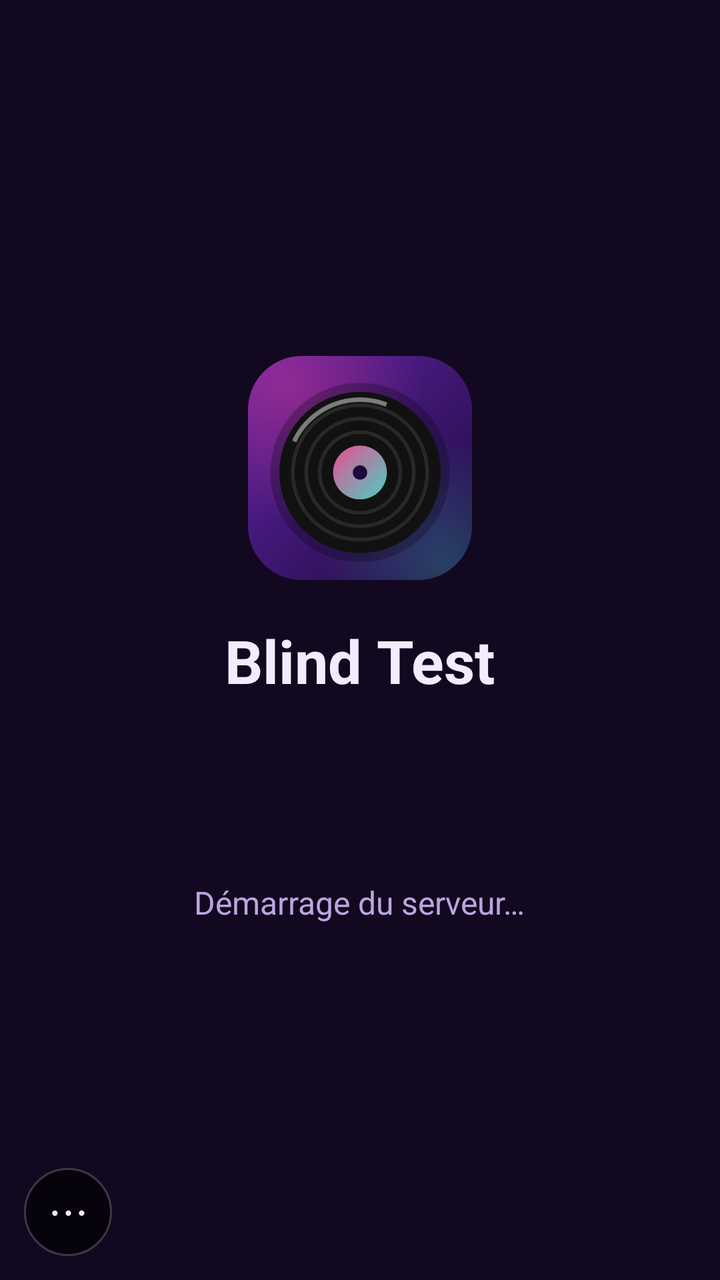
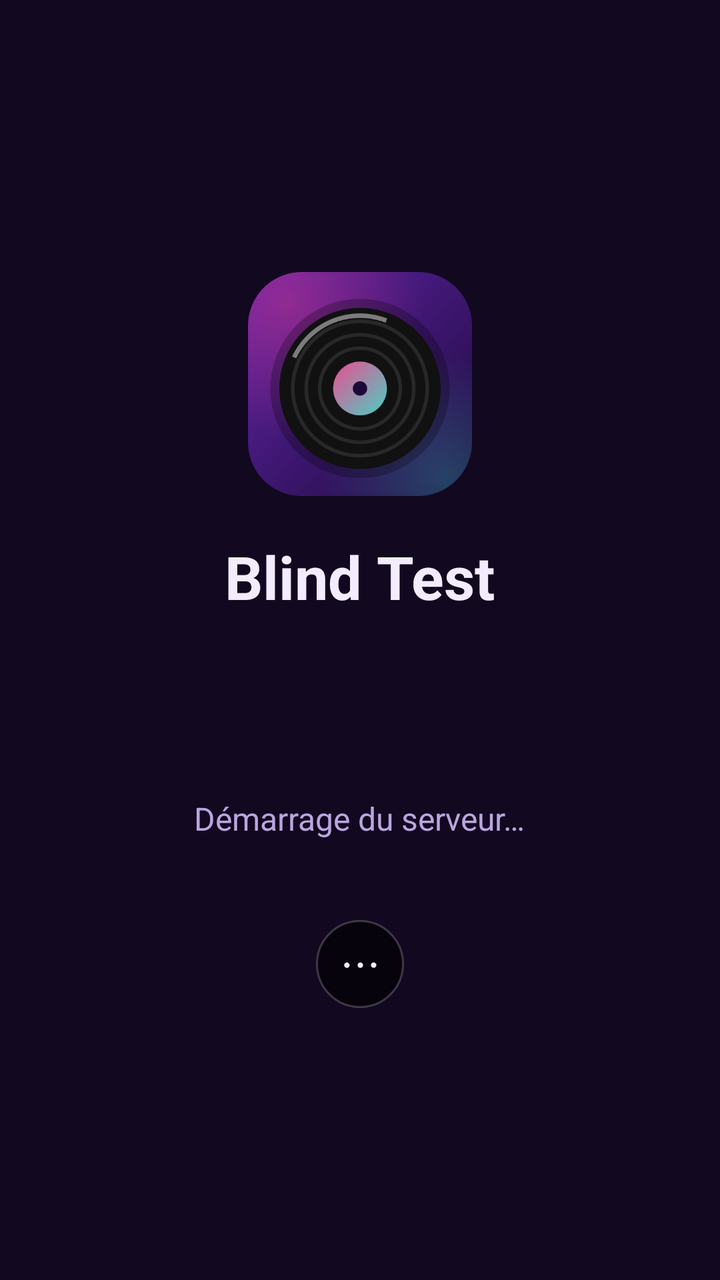

An Android layout rendered at two revisions. The XML below is the earlier revision; the diff shows what the commit changed to produce the second picture.
<!-- AndroidManifest.xml: application theme Theme.BlindTest -->
<!-- res/layout/activity_main.xml -->
<?xml version="1.0" encoding="utf-8"?>
<FrameLayout xmlns:android="http://schemas.android.com/apk/res/android"
    android:layout_width="match_parent"
    android:layout_height="match_parent"
    android:background="@color/bg">

    <WebView
        android:id="@+id/web"
        android:layout_width="match_parent"
        android:layout_height="match_parent"
        android:background="@color/bg" />

    <LinearLayout
        android:id="@+id/loading"
        android:layout_width="match_parent"
        android:layout_height="match_parent"
        android:background="@color/bg"
        android:gravity="center"
        android:orientation="vertical"
        android:padding="32dp">

        <ImageView
            android:layout_width="112dp"
            android:layout_height="112dp"
            android:contentDescription="@null"
            android:src="@mipmap/ic_launcher" />

        <TextView
            android:layout_width="wrap_content"
            android:layout_height="wrap_content"
            android:layout_marginTop="20dp"
            android:text="@string/app_name"
            android:textColor="@color/text"
            android:textSize="30sp"
            android:textStyle="bold" />

        <ProgressBar
            android:layout_width="wrap_content"
            android:layout_height="wrap_content"
            android:layout_marginTop="28dp"
            android:indeterminateTint="@color/accent2" />

        <TextView
            android:id="@+id/loading_text"
            android:layout_width="wrap_content"
            android:layout_height="wrap_content"
            android:layout_marginTop="14dp"
            android:gravity="center"
            android:text="@string/status_starting"
            android:textColor="@color/muted"
            android:textSize="16sp" />
    </LinearLayout>

    <TextView
        android:id="@+id/menu"
        android:layout_width="44dp"
        android:layout_height="44dp"
        android:layout_gravity="bottom|start"
        android:layout_margin="12dp"
        android:background="@drawable/bg_round"
        android:contentDescription="@string/menu"
        android:gravity="center"
        android:text="⋯"
        android:textColor="@color/text"
        android:textSize="22sp" />
</FrameLayout>
<!-- resources referenced by this layout -->
<resources>
  <color name="accent2">#35E0C8</color>
  <color name="bg">#12081F</color>
  <color name="muted">#B9A6E0</color>
  <color name="text">#F3ECFF</color>
  <!-- drawable bg_round (drawable) -->
  <?xml version="1.0" encoding="utf-8"?>
  <shape xmlns:android="http://schemas.android.com/apk/res/android" android:shape="oval">
      <solid android:color="#99000000" />
      <stroke android:width="1dp" android:color="#33FFFFFF" />
  </shape>
  <!-- mipmap ic_launcher: png bitmap (mipmap-xxxhdpi, 65652 bytes) -->
  <string name="app_name">Blind Test</string>
  <string name="menu">Menu</string>
  <string name="status_starting">Démarrage du serveur…</string>
  <style name="Theme.BlindTest" parent="Theme.AppCompat.NoActionBar">
          <item name="colorPrimary">@color/accent</item>
          <item name="colorPrimaryDark">@color/bg</item>
          <item name="colorAccent">@color/accent2</item>
          <item name="android:windowBackground">@color/bg</item>
          <item name="android:statusBarColor">@color/bg</item>
          <item name="android:navigationBarColor">@color/bg</item>
          <item name="android:textColorPrimary">@color/text</item>
          <item name="android:textColorSecondary">@color/muted</item>
          <item name="alertDialogTheme">@style/Theme.BlindTest.Dialog</item>
          <item name="android:alertDialogTheme">@style/Theme.BlindTest.Dialog</item>
      </style>
  <color name="accent">#FF3D8B</color>
  <style name="Theme.BlindTest.Dialog" parent="Theme.AppCompat.Dialog.Alert">
          <item name="android:windowBackground">@drawable/bg_dialog</item>
          <item name="android:backgroundDimAmount">0.6</item>
          <item name="android:textColorPrimary">@color/text</item>
          <item name="android:textColorSecondary">@color/muted</item>
          <item name="android:textColor">@color/text</item>
          <item name="colorAccent">@color/accent2</item>
          <item name="colorControlNormal">@color/muted</item>
          <item name="colorControlActivated">@color/accent2</item>
          <item name="textColorAlertDialogListItem">@color/text</item>
          <item name="android:windowTitleStyle">@style/BlindTest.DialogTitle</item>
          <item name="buttonBarPositiveButtonStyle">@style/BlindTest.DialogButton.Positive</item>
          <item name="buttonBarNegativeButtonStyle">@style/BlindTest.DialogButton</item>
          <item name="buttonBarNeutralButtonStyle">@style/BlindTest.DialogButton</item>
          <item name="listPreferredItemHeightSmall">56dp</item>
      </style>
  <!-- drawable bg_dialog (drawable) -->
  <?xml version="1.0" encoding="utf-8"?>
  <inset xmlns:android="http://schemas.android.com/apk/res/android"
      android:insetLeft="16dp"
      android:insetRight="16dp"
      android:insetTop="16dp"
      android:insetBottom="16dp">
      <shape android:shape="rectangle">
          <solid android:color="@color/sheet" />
          <stroke android:width="1dp" android:color="@color/card" />
          <corners android:radius="22dp" />
      </shape>
  </inset>
  <style name="BlindTest.DialogTitle" parent="TextAppearance.AppCompat.Title">
          <item name="android:textColor">@color/text</item>
          <item name="android:textSize">20sp</item>
          <item name="android:textStyle">bold</item>
      </style>
  <style name="BlindTest.DialogButton.Positive">
          <item name="android:textColor">@color/accent2</item>
          <item name="android:textStyle">bold</item>
      </style>
  <style name="BlindTest.DialogButton" parent="Widget.AppCompat.Button.ButtonBar.AlertDialog">
          <item name="android:textColor">@color/muted</item>
          <item name="android:textAllCaps">false</item>
          <item name="android:textSize">16sp</item>
      </style>
  <color name="sheet">#1A0D31</color>
  <color name="card">#2A1650</color>
</resources>

<!-- the commit's change to res/layout/activity_main.xml (unified diff, before → after) -->
@@ -49,18 +49,17 @@
             android:text="@string/status_starting"
             android:textColor="@color/muted"
             android:textSize="16sp" />
+
+        <TextView
+            android:id="@+id/menu"
+            android:layout_width="44dp"
+            android:layout_height="44dp"
+            android:layout_marginTop="40dp"
+            android:background="@drawable/bg_round"
+            android:contentDescription="@string/menu"
+            android:gravity="center"
+            android:text="⋯"
+            android:textColor="@color/text"
+            android:textSize="22sp" />
     </LinearLayout>
-
-    <TextView
-        android:id="@+id/menu"
-        android:layout_width="44dp"
-        android:layout_height="44dp"
-        android:layout_gravity="bottom|start"
-        android:layout_margin="12dp"
-        android:background="@drawable/bg_round"
-        android:contentDescription="@string/menu"
-        android:gravity="center"
-        android:text="⋯"
-        android:textColor="@color/text"
-        android:textSize="22sp" />
 </FrameLayout>
